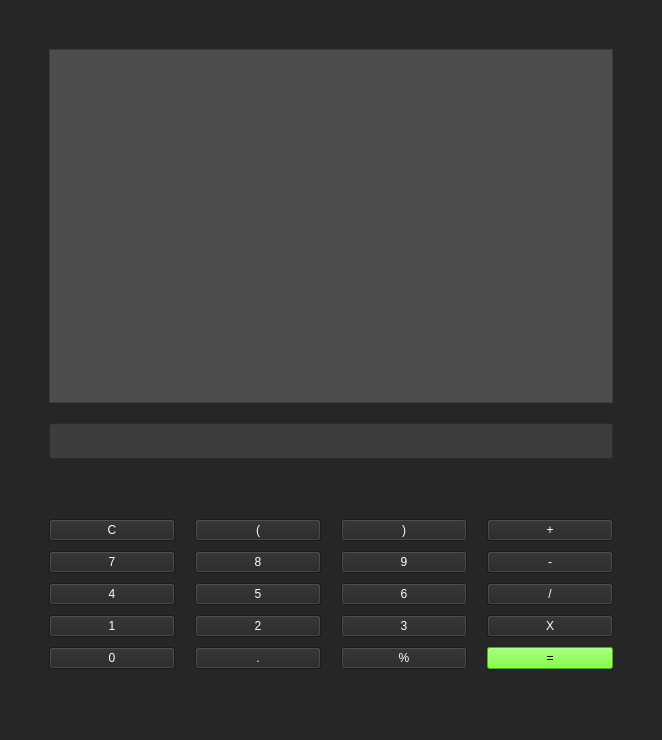
Old version of the form calculatorApp/calc.ui in the repository ab9678/CODSOFT.
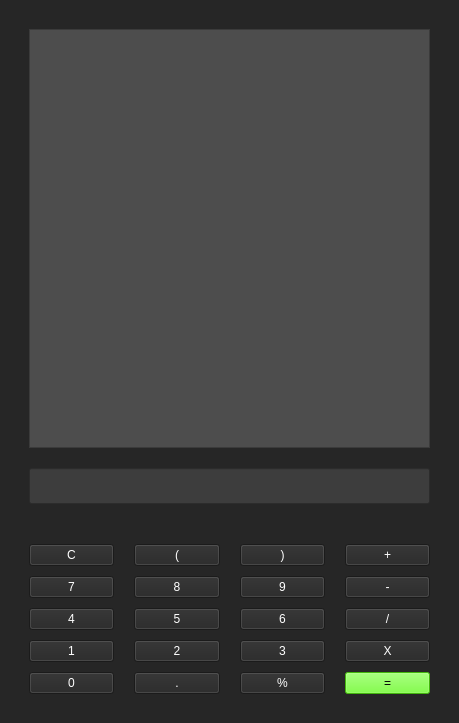
New version of the form.

```diff
--- a/calculatorApp/calc.ui
+++ b/calculatorApp/calc.ui
@@ -6,8 +6,8 @@
    <rect>
     <x>0</x>
     <y>0</y>
-    <width>662</width>
-    <height>740</height>
+    <width>459</width>
+    <height>723</height>
    </rect>
   </property>
   <property name="minimumSize">
@@ -27,19 +27,19 @@
     <item row="0" column="0">
      <layout class="QGridLayout" name="parentGrid">
       <property name="leftMargin">
-       <number>20</number>
+       <number>0</number>
       </property>
       <property name="topMargin">
-       <number>20</number>
+       <number>0</number>
       </property>
       <property name="rightMargin">
-       <number>20</number>
+       <number>0</number>
       </property>
       <property name="bottomMargin">
-       <number>20</number>
+       <number>0</number>
       </property>
       <property name="spacing">
-       <number>20</number>
+       <number>0</number>
       </property>
       <item row="1" column="0">
        <layout class="QGridLayout" name="buttonsGrid">
@@ -329,7 +329,6 @@
     </item>
    </layout>
   </widget>
-  <widget class="QStatusBar" name="statusbar"/>
  </widget>
  <resources/>
  <connections/>
```
Left out of the diff: 6 changed lines with no effect on the pictures.
